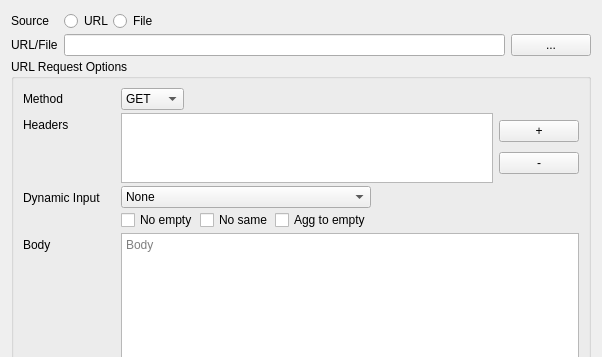
locaal-ai/obs-urlsource, file src/ui/requestbuilder.ui: the form before one commit; both pictures show x 0 to 602 and y 0 to 357 of the 602 by 971 pixel window.
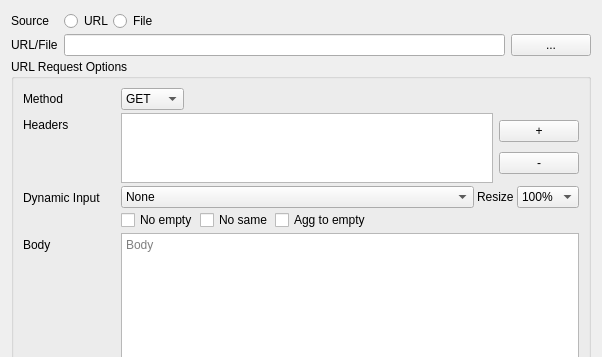
The form after the commit.

Commit message:
Add input image resize options (#59)
* add input image resize options

* lint

* add space

* file url

* Revert "file url"

This reverts commit 6dcb4ee269c07cd1b9ed86b243047f0e40c0be22.

What changed in the file:
```diff
--- a/src/ui/requestbuilder.ui
+++ b/src/ui/requestbuilder.ui
@@ -449,7 +449,7 @@
           <widget class="QWidget" name="widget_8" native="true">
            <layout class="QHBoxLayout" name="horizontalLayout_4">
             <property name="spacing">
-             <number>0</number>
+             <number>3</number>
             </property>
             <property name="leftMargin">
              <number>0</number>
@@ -465,6 +465,12 @@
             </property>
             <item>
              <widget class="QComboBox" name="obsTextSourceComboBox">
+              <property name="sizePolicy">
+               <sizepolicy hsizetype="MinimumExpanding" vsizetype="Fixed">
+                <horstretch>0</horstretch>
+                <verstretch>0</verstretch>
+               </sizepolicy>
+              </property>
               <property name="toolTip">
                <string>&quot;Select a OBS text source to use its current text in the querystring or request body as `{{input}}`.&quot;</string>
               </property>
@@ -475,11 +481,65 @@
               </item>
              </widget>
             </item>
+            <item>
+             <widget class="QLabel" name="label_resizeInput">
+              <property name="sizePolicy">
+               <sizepolicy hsizetype="Fixed" vsizetype="Preferred">
+                <horstretch>0</horstretch>
+                <verstretch>0</verstretch>
+               </sizepolicy>
+              </property>
+              <property name="text">
+               <string>Resize</string>
+              </property>
+             </widget>
+            </item>
+            <item>
+             <widget class="QComboBox" name="comboBox_resizeInput">
+              <property name="sizePolicy">
+               <sizepolicy hsizetype="Fixed" vsizetype="Fixed">
+                <horstretch>0</horstretch>
+                <verstretch>0</verstretch>
+               </sizepolicy>
+              </property>
+              <item>
+               <property name="text">
+                <string>100%</string>
+               </property>
+              </item>
+              <item>
+               <property name="text">
+                <string>50%</string>
+               </property>
+              </item>
+              <item>
+               <property name="text">
+                <string>25%</string>
+               </property>
+              </item>
+              <item>
+               <property name="text">
+                <string>10%</string>
+               </property>
+              </item>
+              <item>
+               <property name="text">
+                <string>5%</string>
+               </property>
+              </item>
+             </widget>
+            </item>
            </layout>
           </widget>
          </item>
          <item>
           <widget class="QWidget" name="widget_10" native="true">
+           <property name="sizePolicy">
+            <sizepolicy hsizetype="Fixed" vsizetype="Preferred">
+             <horstretch>0</horstretch>
+             <verstretch>0</verstretch>
+            </sizepolicy>
+           </property>
            <layout class="QHBoxLayout" name="horizontalLayout_8">
             <property name="spacing">
              <number>2</number>
```
The commit also changes 5 other files.
